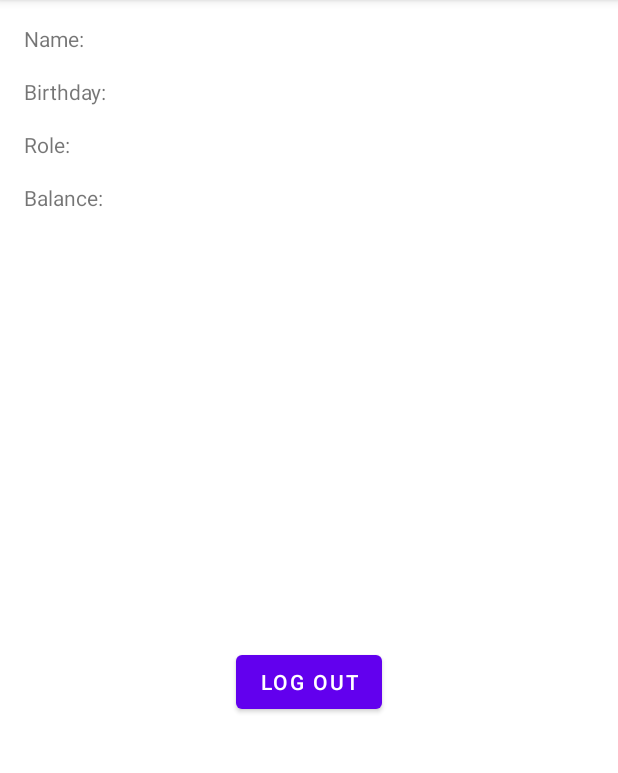
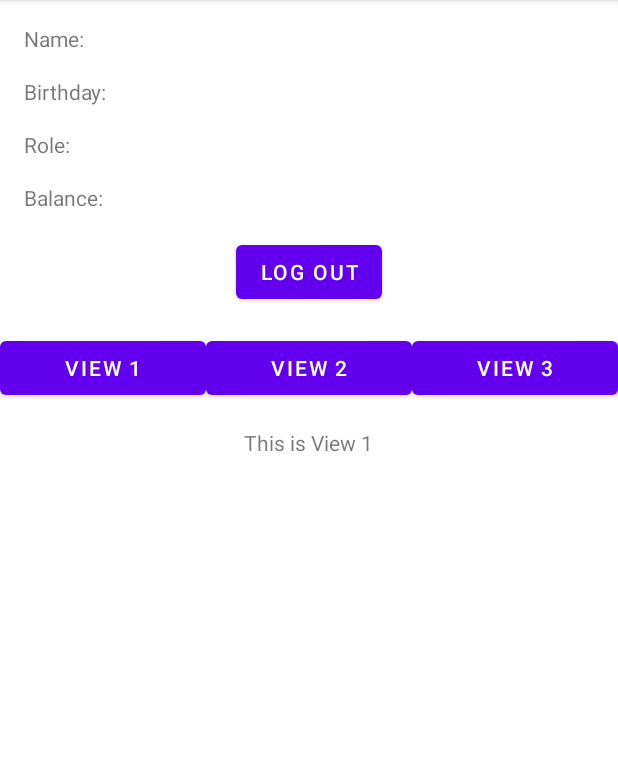
Before and after one commit to CasDep04/Rent_Android_Assignment3, an Android app: the GuestMainActivity screen opened directly, with no data from a screen before it, on a phone screen of 412 x 824 dp, the part 84-857 px from its top. Run offline under Robolectric (Android 15) with nearby library versions, the phone set to English and light mode, and no system bars; our stand-ins replace Firebase (no records; nobody signed in at launch, a user with empty details on screens opened directly).

Commit message:
add button layout and animation

```diff
--- a/app/src/main/java/com/example/assignment3/GuestMainActivity.java
+++ b/app/src/main/java/com/example/assignment3/GuestMainActivity.java
@@ -1,9 +1,12 @@
 package com.example.assignment3;
 
+import android.animation.ObjectAnimator;
 import android.content.Intent;
 import android.os.Bundle;
 import android.util.Log;
 import android.view.View;
+import android.widget.Button;
+import android.widget.RelativeLayout;
 import android.widget.TextView;
 import android.widget.Toast;
 
@@ -22,6 +25,9 @@ public class GuestMainActivity extends AppCompatActivity {
     private FirebaseAuth mAuth;
     private DatabaseManager db;
     private TextView nameTextView, birthdayTextView, roleTextView, balanceTextView;
+    private RelativeLayout view1, view2, view3;
+    private Button buttonView1, buttonView2, buttonView3;
+    private boolean showingView1 = true, showingView2 = false, showingView3 = false;
 
     @Override
     protected void onCreate(Bundle savedInstanceState) {
@@ -36,6 +42,18 @@ public class GuestMainActivity extends AppCompatActivity {
         birthdayTextView = findViewById(R.id.birthdayTextView);
         roleTextView = findViewById(R.id.roleTextView);
         balanceTextView = findViewById(R.id.balanceTextView);
+
+        view1 = findViewById(R.id.view1);
+        view2 = findViewById(R.id.view2);
+        view3 = findViewById(R.id.view3);
+
+        buttonView1 = findViewById(R.id.button1);
+        buttonView2 = findViewById(R.id.button2);
+        buttonView3 = findViewById(R.id.button3);
+
+        buttonView1.setOnClickListener(v -> showView(view1, "view1"));
+        buttonView2.setOnClickListener(v -> showView(view2, "view2"));
+        buttonView3.setOnClickListener(v -> showView(view3, "view3"));
 
         Intent intent = getIntent();
         double userIdDouble = intent.getDoubleExtra("id", 0);
@@ -81,6 +99,50 @@ public class GuestMainActivity extends AppCompatActivity {
         finish();
     }
 
+    private void showView(RelativeLayout viewToShow, String viewTag) {
+        if (viewTag.equals("view1") && !showingView1) {
+            animateViewOut(view2, -1000f);
+            animateViewOut(view3, 1000f);
+            animateViewIn(view1, 0f);
+            showingView1 = true;
+            showingView2 = false;
+            showingView3 = false;
+        } else if (viewTag.equals("view2") && !showingView2) {
+            animateViewOut(view1, 1000f);
+            animateViewOut(view3, -1000f);
+            animateViewIn(view2, 0f);
+            showingView1 = false;
+            showingView2 = true;
+            showingView3 = false;
+        } else if (viewTag.equals("view3") && !showingView3) {
+            animateViewOut(view1, -1000f);
+            animateViewOut(view2, 1000f);
+            animateViewIn(view3, 0f);
+            showingView1 = false;
+            showingView2 = false;
+            showingView3 = true;
+        }
+    }
+
+    private void animateViewOut(View view, float translationX) {
+        ObjectAnimator animator = ObjectAnimator.ofFloat(view, "translationX", translationX);
+        animator.setDuration(300);
+        animator.start();
+        animator.addListener(new android.animation.AnimatorListenerAdapter() {
+            @Override
+            public void onAnimationEnd(android.animation.Animator animation) {
+                view.setVisibility(View.GONE);
+            }
+        });
+    }
+
+    private void animateViewIn(View view, float translationX) {
+        view.setVisibility(View.VISIBLE);
+        ObjectAnimator animator = ObjectAnimator.ofFloat(view, "translationX", translationX);
+        animator.setDuration(300);
+        animator.start();
+    }
+
     @Override
     protected void onDestroy() {
         super.onDestroy();
--- a/app/src/main/res/layout/activity_guest_main.xml
+++ b/app/src/main/res/layout/activity_guest_main.xml
@@ -7,6 +7,7 @@
     android:layout_height="match_parent"
     tools:context=".GuestMainActivity">
 
+    <!-- Name TextView -->
     <TextView
         android:id="@+id/nameTextView"
         android:layout_width="0dp"
@@ -19,6 +20,7 @@
         android:layout_marginEnd="16dp"
         android:layout_marginTop="16dp" />
 
+    <!-- Birthday TextView -->
     <TextView
         android:id="@+id/birthdayTextView"
         android:layout_width="0dp"
@@ -31,6 +33,7 @@
         android:layout_marginEnd="16dp"
         android:layout_marginTop="16dp" />
 
+    <!-- Role TextView -->
     <TextView
         android:id="@+id/roleTextView"
         android:layout_width="0dp"
@@ -43,6 +46,7 @@
         android:layout_marginEnd="16dp"
         android:layout_marginTop="16dp" />
 
+    <!-- Balance TextView -->
     <TextView
         android:id="@+id/balanceTextView"
         android:layout_width="0dp"
@@ -55,6 +59,7 @@
         android:layout_marginEnd="16dp"
         android:layout_marginTop="16dp" />
 
+    <!-- Log Out Button -->
     <Button
         android:id="@+id/logout_button"
         android:layout_width="wrap_content"
@@ -62,10 +67,87 @@
         android:text="Log Out"
         android:onClick="logOut"
         app:layout_constraintTop_toBottomOf="@+id/balanceTextView"
+        app:layout_constraintStart_toStartOf="parent"
         app:layout_constraintEnd_toEndOf="parent"
+        android:layout_marginTop="16dp" />
+
+    <!-- Row of Buttons -->
+    <LinearLayout
+        android:id="@+id/buttonRow"
+        android:layout_width="match_parent"
+        android:layout_height="wrap_content"
+        android:orientation="horizontal"
+        android:gravity="center"
+        android:layout_marginTop="16dp"
+        app:layout_constraintTop_toBottomOf="@+id/logout_button"
         app:layout_constraintStart_toStartOf="parent"
-        app:layout_constraintBottom_toBottomOf="parent"
-        app:layout_constraintHorizontal_bias="0.5"
-        app:layout_constraintVertical_bias="0.5" />
+        app:layout_constraintEnd_toEndOf="parent">
+
+        <Button
+            android:id="@+id/button1"
+            android:layout_width="0dp"
+            android:layout_height="wrap_content"
+            android:layout_weight="1"
+            android:text="View 1" />
+
+        <Button
+            android:id="@+id/button2"
+            android:layout_width="0dp"
+            android:layout_height="wrap_content"
+            android:layout_weight="1"
+            android:text="View 2" />
+
+        <Button
+            android:id="@+id/button3"
+            android:layout_width="0dp"
+            android:layout_height="wrap_content"
+            android:layout_weight="1"
+            android:text="View 3" />
+    </LinearLayout>
+
+    <!-- Three RelativeLayouts at the bottom -->
+    <RelativeLayout
+        android:id="@+id/view1"
+        android:layout_width="match_parent"
+        android:layout_height="wrap_content"
+        android:layout_marginTop="16dp"
+        app:layout_constraintTop_toBottomOf="@+id/buttonRow">
+
+        <TextView
+            android:layout_width="wrap_content"
+            android:layout_height="wrap_content"
+            android:text="This is View 1"
+            android:layout_centerHorizontal="true" />
+    </RelativeLayout>
+
+    <RelativeLayout
+        android:id="@+id/view2"
+        android:layout_width="match_parent"
+        android:layout_height="wrap_content"
+        android:visibility="gone"
+        android:layout_marginTop="16dp"
+        app:layout_constraintTop_toBottomOf="@+id/buttonRow">
+
+        <TextView
+            android:layout_width="wrap_content"
+            android:layout_height="wrap_content"
+            android:text="This is View 2"
+            android:layout_centerHorizontal="true" />
+    </RelativeLayout>
+
+    <RelativeLayout
+        android:id="@+id/view3"
+        android:layout_width="match_parent"
+        android:layout_height="wrap_content"
+        android:visibility="gone"
+        android:layout_marginTop="16dp"
+        app:layout_constraintTop_toBottomOf="@+id/buttonRow">
+
+        <TextView
+            android:layout_width="wrap_content"
+            android:layout_height="wrap_content"
+            android:text="This is View 3"
+            android:layout_centerHorizontal="true" />
+    </RelativeLayout>
 
 </androidx.constraintlayout.widget.ConstraintLayout>
```
Also changed, not shown: app/src/main/java/com/example/assignment3/component/OnSwipeTouchListener.java (added, +75 -0 lines), app/src/main/res/drawable-mdpi/profile.png (added), app/src/main/res/drawable-mdpi/search.png (added), app/src/main/res/drawable/map.png (added).
